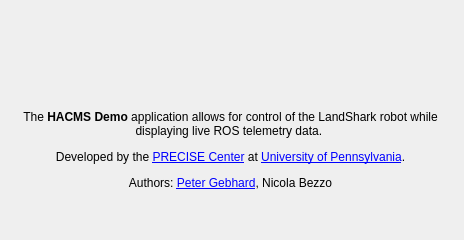
Old version of the form hacms/ui/about.ui in the repository PRECISE/HACMSDemo.
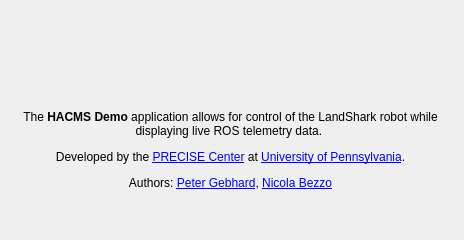
New version of the form. Icons and pictures are not drawn.

Commit message: Added link to Nicola's website in About dialog.

The edit to the form file:
```diff
--- a/hacms/ui/about.ui
+++ b/hacms/ui/about.ui
@@ -41,7 +41,7 @@
     </rect>
    </property>
    <property name="text">
-    <string>&lt;html&gt;&lt;head/&gt;&lt;body&gt;&lt;p&gt;The &lt;span style=&quot; font-weight:600;&quot;&gt;HACMS Demo&lt;/span&gt; application allows for control of the LandShark robot while displaying live ROS telemetry data. &lt;/p&gt;&lt;p&gt;Developed by the &lt;a href=&quot;http://precise.seas.upenn.edu&quot;&gt;&lt;span style=&quot; text-decoration: underline; color:#0000ff;&quot;&gt;PRECISE Center&lt;/span&gt;&lt;/a&gt; at &lt;a href=&quot;http://www.seas.upenn.edu&quot;&gt;&lt;span style=&quot; text-decoration: underline; color:#0000ff;&quot;&gt;University of Pennsylvania&lt;/span&gt;&lt;/a&gt;.&lt;/p&gt;&lt;p&gt;Authors: &lt;a href=&quot;http://www.seas.upenn.edu/~pgeb&quot;&gt;&lt;span style=&quot; text-decoration: underline; color:#0000ff;&quot;&gt;Peter Gebhard&lt;/span&gt;&lt;/a&gt;, Nicola Bezzo&lt;/p&gt;&lt;/body&gt;&lt;/html&gt;</string>
+    <string>&lt;html&gt;&lt;head/&gt;&lt;body&gt;&lt;p&gt;The &lt;span style=&quot; font-weight:600;&quot;&gt;HACMS Demo&lt;/span&gt; application allows for control of the LandShark robot while displaying live ROS telemetry data. &lt;/p&gt;&lt;p&gt;Developed by the &lt;a href=&quot;http://precise.seas.upenn.edu&quot;&gt;&lt;span style=&quot; text-decoration: underline; color:#0000ff;&quot;&gt;PRECISE Center&lt;/span&gt;&lt;/a&gt; at &lt;a href=&quot;http://www.seas.upenn.edu&quot;&gt;&lt;span style=&quot; text-decoration: underline; color:#0000ff;&quot;&gt;University of Pennsylvania&lt;/span&gt;&lt;/a&gt;.&lt;/p&gt;&lt;p&gt;Authors: &lt;a href=&quot;http://www.seas.upenn.edu/~pgeb&quot;&gt;&lt;span style=&quot; text-decoration: underline; color:#0000ff;&quot;&gt;Peter Gebhard&lt;/span&gt;&lt;/a&gt;, &lt;a href=&quot;http://www.seas.upenn.edu/~nicbezzo&quot;&gt;&lt;span style=&quot; text-decoration: underline; color:#0000ff;&quot;&gt;Nicola Bezzo&lt;/span&gt;&lt;/a&gt;&lt;/p&gt;&lt;/body&gt;&lt;/html&gt;</string>
    </property>
    <property name="alignment">
     <set>Qt::AlignHCenter|Qt::AlignTop</set>
```
The commit also changes 1 other file.
